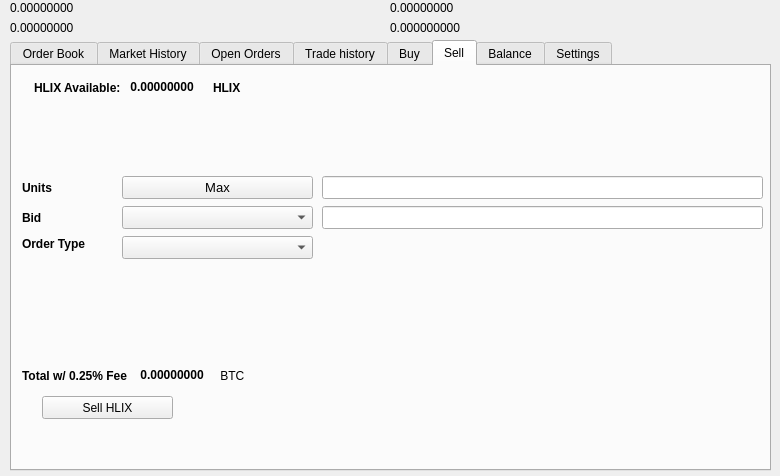
First picture: the form in src/qt/forms/tradingdialog.ui, repository noodlespan/helix, before the edit.
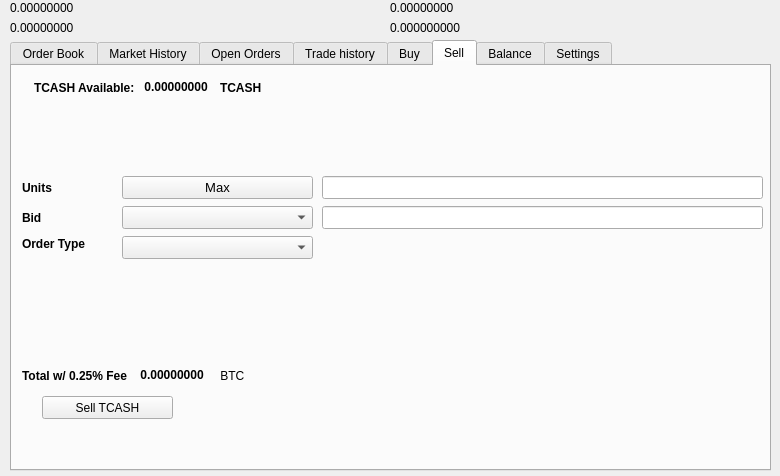
Second picture: the form after the edit. The open tabs and pages were chosen to show the change. Icons and pictures are not drawn.

The edit to the form file:
```diff
--- a/src/qt/forms/tradingdialog.ui
+++ b/src/qt/forms/tradingdialog.ui
@@ -1751,7 +1751,7 @@
       </rect>
      </property>
      <property name="text">
-      <string>Sell HLIX</string>
+      <string>Sell TCASH</string>
      </property>
      <property name="icon">
       <iconset resource="../tcash">
@@ -1777,7 +1777,7 @@
          </font>
         </property>
         <property name="text">
-         <string>HLIX Available:</string>
+         <string>TCASH Available:</string>
         </property>
        </widget>
       </item>
@@ -2221,7 +2221,7 @@
          </font>
         </property>
         <property name="text">
-         <string>HLIX</string>
+         <string>TCASH</string>
         </property>
        </widget>
       </item>
```
Left out of the diff: 34 changed lines with no effect on the pictures.
